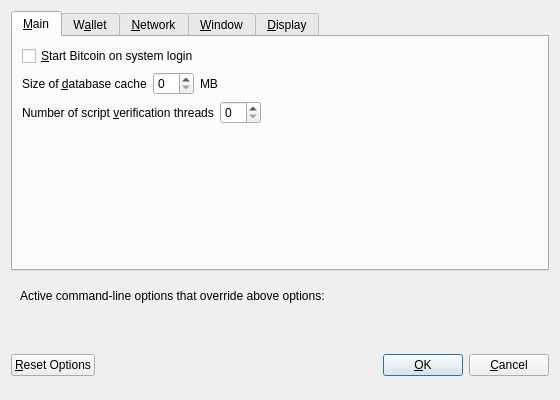
Before: the Qt Designer form src/qt/forms/optionsdialog.ui in skeincoin/skeincoin, drawn with Qt 5.
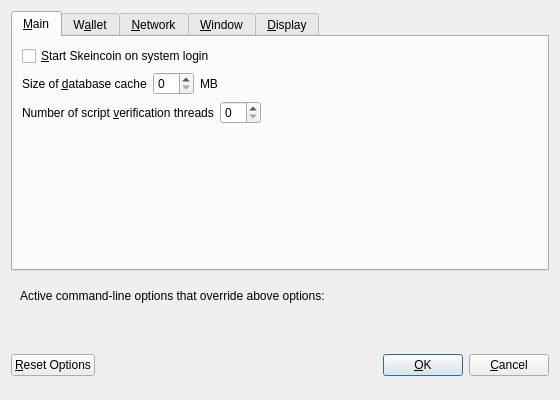
After: the same form once the commit is applied. Custom widgets are drawn as their Qt base class.

```diff
--- a/src/qt/forms/optionsdialog.ui
+++ b/src/qt/forms/optionsdialog.ui
@@ -33,7 +33,7 @@
           <string>Automatically start Bitcoin after logging in to the system.</string>
          </property>
          <property name="text">
-          <string>&amp;Start Bitcoin on system login</string>
+          <string>&amp;Start Skeincoin on system login</string>
          </property>
         </widget>
        </item>
```
Left out of the diff: 10 changed lines with no effect on the pictures.
